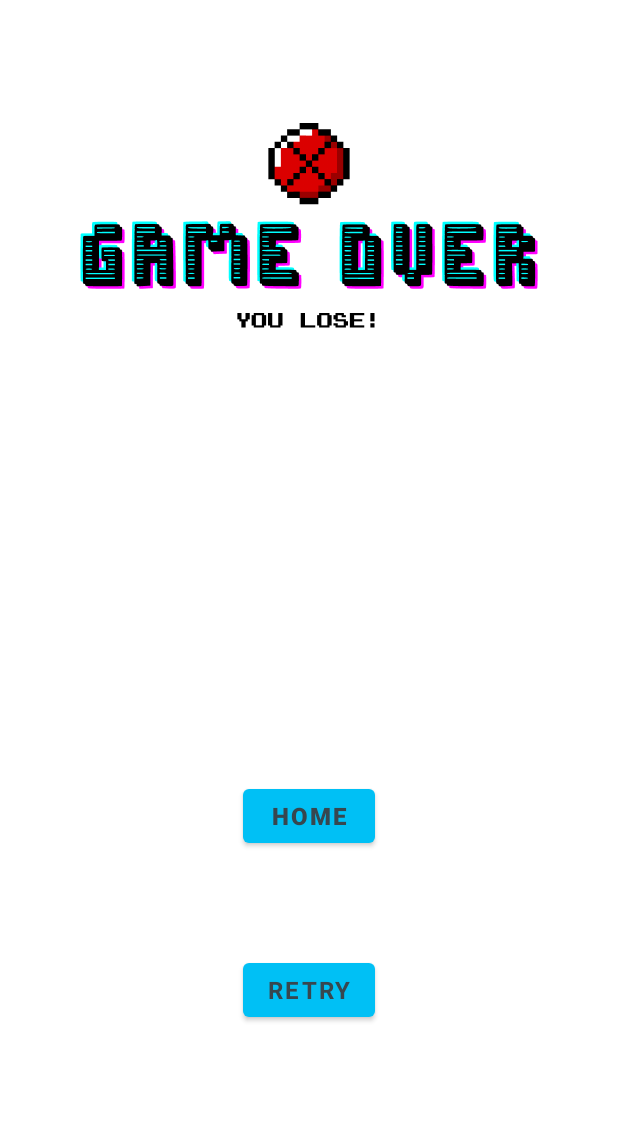
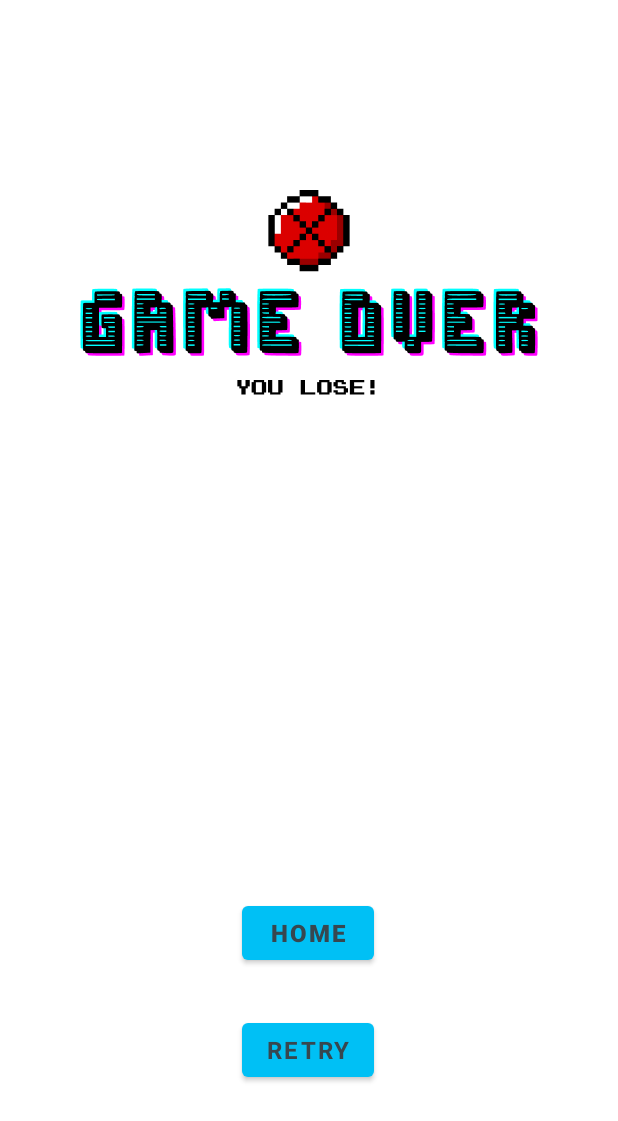
Before and after one commit to lakshaykamat/andriodDevlopment, an Android app: the layout activity_game_end.xml on its own in the app's theme, with its tools: preview values and no code run, on a phone screen of 412 x 824 dp. Shown: the top 1121 px of the screen. Run offline under Robolectric (Android 15) with nearby library versions, the phone set to English and light mode, and no system bars; Roboto replaces fonts that are not available here.

Commit message:
some minor changes

```diff
--- a/RPSGame/app/src/main/res/layout/activity_game_end.xml
+++ b/RPSGame/app/src/main/res/layout/activity_game_end.xml
@@ -10,6 +10,7 @@
         android:id="@+id/yourScoreEnd"
         android:layout_width="wrap_content"
         android:layout_height="wrap_content"
+        android:layout_marginTop="50dp"
         android:fontFamily="@font/amiko"
         android:textAlignment="center"
         android:textSize="20sp"
@@ -24,7 +25,7 @@
         android:id="@+id/compScoreEnd"
         android:layout_width="wrap_content"
         android:layout_height="wrap_content"
-        android:layout_marginBottom="56dp"
+        android:layout_marginBottom="50dp"
         android:fontFamily="@font/amiko"
         android:textAlignment="center"
         android:textSize="20sp"
@@ -38,7 +39,7 @@
         android:id="@+id/retryButton"
         android:layout_width="wrap_content"
         android:layout_height="wrap_content"
-        android:layout_marginBottom="140dp"
+        android:layout_marginBottom="100dp"
         android:fontFamily="@font/amiko"
         android:onClick="replay"
         android:text="RETRY"
@@ -47,26 +48,28 @@
         android:textStyle="bold"
         app:layout_constraintBottom_toBottomOf="parent"
         app:layout_constraintEnd_toEndOf="parent"
+        app:layout_constraintHorizontal_bias="0.498"
         app:layout_constraintStart_toStartOf="parent" />
 
     <Button
         android:id="@+id/homeButton"
         android:layout_width="wrap_content"
         android:layout_height="wrap_content"
-        android:layout_marginBottom="68dp"
-        android:onClick="goHome"
+        android:layout_marginBottom="30dp"
         android:text="HOME"
         android:textColor="#37474F"
         android:textSize="16sp"
         android:textStyle="bold"
         app:layout_constraintBottom_toTopOf="@+id/retryButton"
         app:layout_constraintEnd_toEndOf="parent"
+        app:layout_constraintHorizontal_bias="0.498"
         app:layout_constraintStart_toStartOf="parent" />
 
     <ImageView
         android:id="@+id/finalImg"
         android:layout_width="400dp"
         android:layout_height="200dp"
+        android:layout_marginTop="50dp"
         android:scaleType="centerCrop"
         app:layout_constraintBottom_toTopOf="@+id/yourScoreEnd"
         app:layout_constraintEnd_toEndOf="parent"
--- a/RPSGame/app/src/main/res/values/colors.xml
+++ b/RPSGame/app/src/main/res/values/colors.xml
@@ -1,6 +1,6 @@
 <?xml version="1.0" encoding="utf-8"?>
 <resources>
-    <color name="purple_200">#FFBB86FC</color>
+    <color name="purple_200">#00c0f5</color>
     <color name="purple_500">#00c0f5</color>
     <color name="purple_700">#00a3f5</color>
     <color name="teal_200">#FF03DAC5</color>
```
Also changed, not shown: RPSGame/app/src/main/java/com/lakshaykamat/rpsgame/Game.java (+14 -14 lines), RPSGame/app/src/main/java/com/lakshaykamat/rpsgame/Game_end.java (+18 -14 lines).
